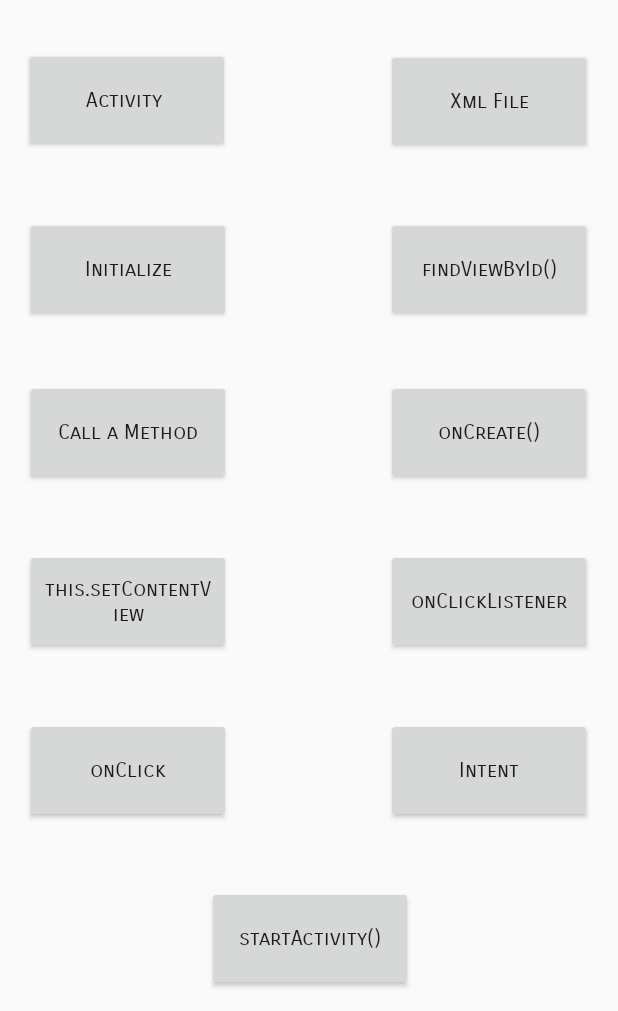
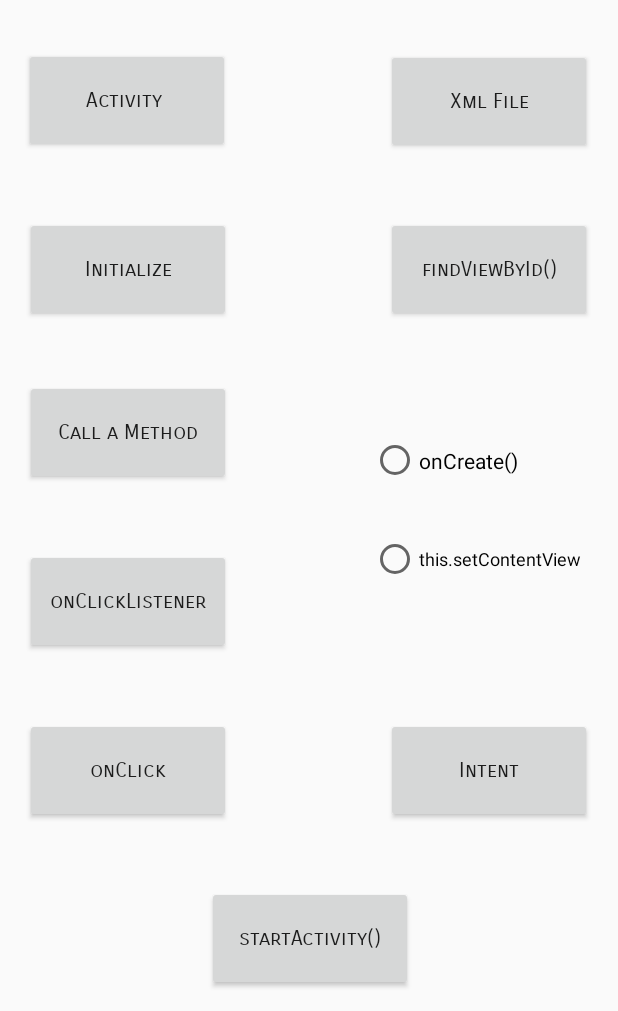
Before and after one commit to jholguin1/software_app, an Android app: the screen it shows after launch (MainActivity), on a phone screen of 412 x 824 dp, the part 225-1236 px from its top. Run offline under Robolectric (Android 15) with nearby library versions, the phone set to English and light mode, and no system bars; 1 statement that could not run was skipped.

Commit message:
Get the radioButton checked Method

```diff
--- a/JacobVocabularyApp/app/src/main/AndroidManifest.xml
+++ b/JacobVocabularyApp/app/src/main/AndroidManifest.xml
@@ -17,6 +17,11 @@
             </intent-filter>
         </activity>
         <activity android:name=".setContentViewActivity"></activity>
+        <activity android:name=".ActivityVocabulary"></activity>
+        <activity android:name=".XmlVocabulary"></activity>
+        <activity android:name=".IntentVocabulary"></activity>
+        <activity android:name=".onClickListenerVocabulary"></activity>
+        <activity android:name=".onCreateVocabulary"></activity>
     </application>
 
 </manifest>
--- a/JacobVocabularyApp/app/src/main/java/holguin/jacobvocabularyapp/MainActivity.java
+++ b/JacobVocabularyApp/app/src/main/java/holguin/jacobvocabularyapp/MainActivity.java
@@ -1,8 +1,13 @@
 package holguin.jacobvocabularyapp;
 
+import android.support.annotation.IdRes;
 import android.support.v7.app.AppCompatActivity;
 import android.os.Bundle;
+import android.view.View;
 import android.widget.Button;
+import android.widget.CompoundButton;
+import android.widget.RadioButton;
+import android.widget.RadioGroup;
 
 public class MainActivity extends AppCompatActivity {
 
@@ -11,12 +16,13 @@ public class MainActivity extends AppCompatActivity {
     private Button initalizeBtn;
     private Button findViewBtn;
     private Button methodBtn;
-    private Button onCreate;
-    private Button contentViewBtn;
-    private Button onClickListenerBtn;
-    private Button onClick;
-    private Button intentBtn;
-    private Button startActvityBtn;
+    private RadioButton onCreate;
+    private RadioButton contentViewBtn;
+    private RadioGroup rG;
+//    private Button onClickListenerBtn;
+//    private Button onClick;
+//    private Button intentBtn;
+//    private Button startActvityBtn;
 
 
 
@@ -31,11 +37,32 @@ public class MainActivity extends AppCompatActivity {
         initalizeBtn = (Button)findViewById(R.id.intializeBtn);
         findViewBtn  = (Button)findViewById(R.id.findViewBtn);
         methodBtn = (Button)findViewById(R.id.methodBtn);
-        onCreate = (Button)findViewById(R.id.onCreateBtn);
-        contentViewBtn = (Button)findViewById(R.id.setContentBtn);
-        onClickListenerBtn = (Button)findViewById(R.id.clickListenerBtn);
-        onClick = (Button)findViewById(R.id.onClickBtn);
-        intentBtn = (Button)findViewById(R.id.intentBtn);
-        startActvityBtn = (Button)findViewById(R.id.startActivityBtn);
+        onCreate = (RadioButton)findViewById(R.id.onCreateRBtn);
+        contentViewBtn = (RadioButton)findViewById(R.id.contentViewRBtn);
+        rG = (RadioGroup)findViewById(R.id.radioGroup);
+//        onClickListenerBtn = (Button)findViewById(R.id.clickListenerBtn);
+//        onClick = (Button)findViewById(R.id.onClickBtn);
+//        intentBtn = (Button)findViewById(R.id.intentBtn);
+//        startActvityBtn = (Button)findViewById(R.id.startActivityBtn);
+
+        activtyBtn.setOnClickListener(new View.OnClickListener() {
+            @Override
+            public void onClick(View view) {
+
+            }
+        });
+        rG.setOnCheckedChangeListener(new RadioGroup.OnCheckedChangeListener() {
+            @Override
+            public void onCheckedChanged(RadioGroup radioGroup, @IdRes int i) {
+                if(onCreate.isChecked()){
+
+                }
+                if(contentViewBtn.isChecked()){
+
+                }
+            }
+        });
+
+
     }
 }
--- a/JacobVocabularyApp/app/src/main/java/holguin/jacobvocabularyapp/setContentViewActivity.java
+++ b/JacobVocabularyApp/app/src/main/java/holguin/jacobvocabularyapp/setContentViewActivity.java
@@ -4,12 +4,8 @@ import android.support.v7.app.AppCompatActivity;
 import android.os.Bundle;
 import android.view.View;
 import android.widget.RadioButton;
-import android.widget.RadioGroup;
 
 public class setContentViewActivity extends AppCompatActivity {
-
-    private RadioButton setContentViewBtn;
-    private RadioButton onCreateBtn;
 
 
     @Override
@@ -17,25 +13,5 @@ public class setContentViewActivity extends AppCompatActivity {
         super.onCreate(savedInstanceState);
         setContentView(R.layout.activity_set_content_view);
 
-        setContentViewBtn = (RadioButton) findViewById(R.id.setContentViewRadioBtn);
-        onCreateBtn = (RadioButton) findViewById(R.id.onCreateRadioBtn);
-
-        public void onRadioButtonClicked(View view) {
-            // Is the button now checked?
-            boolean checked = ((RadioButton) view).isChecked();
-
-            // Check which radio button was clicked
-            switch (view.getId()) {
-                case R.id.setContentViewRadioBtn:
-                    if (checked)
-
-                        break;
-                case R.id.onCreateRadioBtn:
-                    if (checked)
-
-                        break;
-            }
-        }
     }
-
 }
--- a/JacobVocabularyApp/app/src/main/res/layout/activity_main.xml
+++ b/JacobVocabularyApp/app/src/main/res/layout/activity_main.xml
@@ -76,24 +76,6 @@
         app:layout_constraintVertical_bias="0.828" />
 
     <Button
-        android:id="@+id/setContentBtn"
-        android:layout_width="137dp"
-        android:layout_height="70dp"
-        android:layout_marginBottom="8dp"
-        android:layout_marginLeft="8dp"
-        android:layout_marginRight="8dp"
-        android:layout_marginTop="8dp"
-        android:fontFamily="sans-serif-smallcaps"
-        android:text="this.setContentView"
-        android:textAllCaps="false"
-        app:layout_constraintBottom_toBottomOf="parent"
-        app:layout_constraintHorizontal_bias="0.034"
-        app:layout_constraintLeft_toLeftOf="parent"
-        app:layout_constraintRight_toRightOf="parent"
-        app:layout_constraintTop_toTopOf="parent"
-        app:layout_constraintVertical_bias="0.663" />
-
-    <Button
         android:id="@+id/methodBtn"
         android:layout_width="137dp"
         android:layout_height="70dp"
@@ -159,29 +141,11 @@
         android:text="onClickListener"
         android:textAllCaps="false"
         app:layout_constraintBottom_toBottomOf="parent"
-        app:layout_constraintHorizontal_bias="0.965"
+        app:layout_constraintHorizontal_bias="0.034"
         app:layout_constraintLeft_toLeftOf="parent"
         app:layout_constraintRight_toRightOf="parent"
         app:layout_constraintTop_toTopOf="parent"
         app:layout_constraintVertical_bias="0.663" />
-
-    <Button
-        android:id="@+id/onCreateBtn"
-        android:layout_width="137dp"
-        android:layout_height="70dp"
-        android:layout_marginBottom="8dp"
-        android:layout_marginLeft="8dp"
-        android:layout_marginRight="8dp"
-        android:layout_marginTop="8dp"
-        android:fontFamily="sans-serif-smallcaps"
-        android:text="onCreate()"
-        android:textAllCaps="false"
-        app:layout_constraintBottom_toBottomOf="parent"
-        app:layout_constraintHorizontal_bias="0.965"
-        app:layout_constraintLeft_toLeftOf="parent"
-        app:layout_constraintRight_toRightOf="parent"
-        app:layout_constraintTop_toTopOf="parent"
-        app:layout_constraintVertical_bias="0.498" />
 
     <Button
         android:id="@+id/findViewBtn"
@@ -219,4 +183,34 @@
         app:layout_constraintTop_toTopOf="parent"
         app:layout_constraintVertical_bias="0.174" />
 
+    <RadioGroup
+        android:layout_width="147dp"
+        android:layout_height="131dp"
+        android:layout_marginBottom="8dp"
+        android:layout_marginLeft="8dp"
+        android:layout_marginRight="8dp"
+        android:layout_marginTop="8dp"
+        app:layout_constraintBottom_toBottomOf="parent"
+        app:layout_constraintHorizontal_bias="0.963"
+        app:layout_constraintLeft_toLeftOf="parent"
+        app:layout_constraintRight_toRightOf="parent"
+        app:layout_constraintTop_toTopOf="parent"
+        app:layout_constraintVertical_bias="0.582">
+
+        <RadioButton
+            android:id="@+id/onCreateRBtn"
+            android:layout_width="match_parent"
+            android:layout_height="63dp"
+            android:text="onCreate()"
+            android:textAlignment="viewStart" />
+
+        <RadioButton
+            android:id="@+id/contentViewRBtn"
+            android:layout_width="match_parent"
+            android:layout_height="match_parent"
+            android:text="this.setContentView"
+            android:textAlignment="viewStart"
+            android:textSize="12sp" />
+    </RadioGroup>
+
 </android.support.constraint.ConstraintLayout>
```
